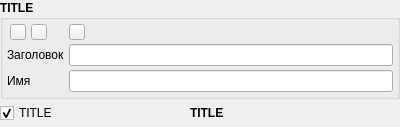
Before: the Qt Designer form src/components/variableextendedlistframe.ui in Gris87/ProtocolCreator, drawn with Qt 5.
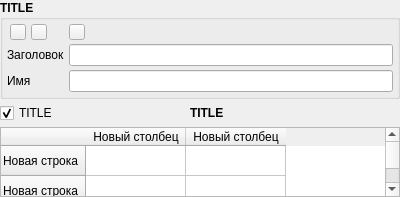
After: the same form once the commit is applied. Icons and pictures are not drawn.

Diff of the .ui file:
```diff
--- a/src/components/variableextendedlistframe.ui
+++ b/src/components/variableextendedlistframe.ui
@@ -7,7 +7,7 @@
     <x>0</x>
     <y>0</y>
     <width>400</width>
-    <height>119</height>
+    <height>190</height>
    </rect>
   </property>
   <property name="windowTitle">
@@ -408,6 +408,35 @@
       <property name="margin">
        <number>0</number>
       </property>
+      <item>
+       <widget class="QTableWidget" name="tableWidget">
+        <row>
+         <property name="text">
+          <string>Новая строка</string>
+         </property>
+        </row>
+        <row>
+         <property name="text">
+          <string>Новая строка</string>
+         </property>
+        </row>
+        <row>
+         <property name="text">
+          <string>Новая строка</string>
+         </property>
+        </row>
+        <column>
+         <property name="text">
+          <string>Новый столбец</string>
+         </property>
+        </column>
+        <column>
+         <property name="text">
+          <string>Новый столбец</string>
+         </property>
+        </column>
+       </widget>
+      </item>
      </layout>
     </widget>
    </item>
```
